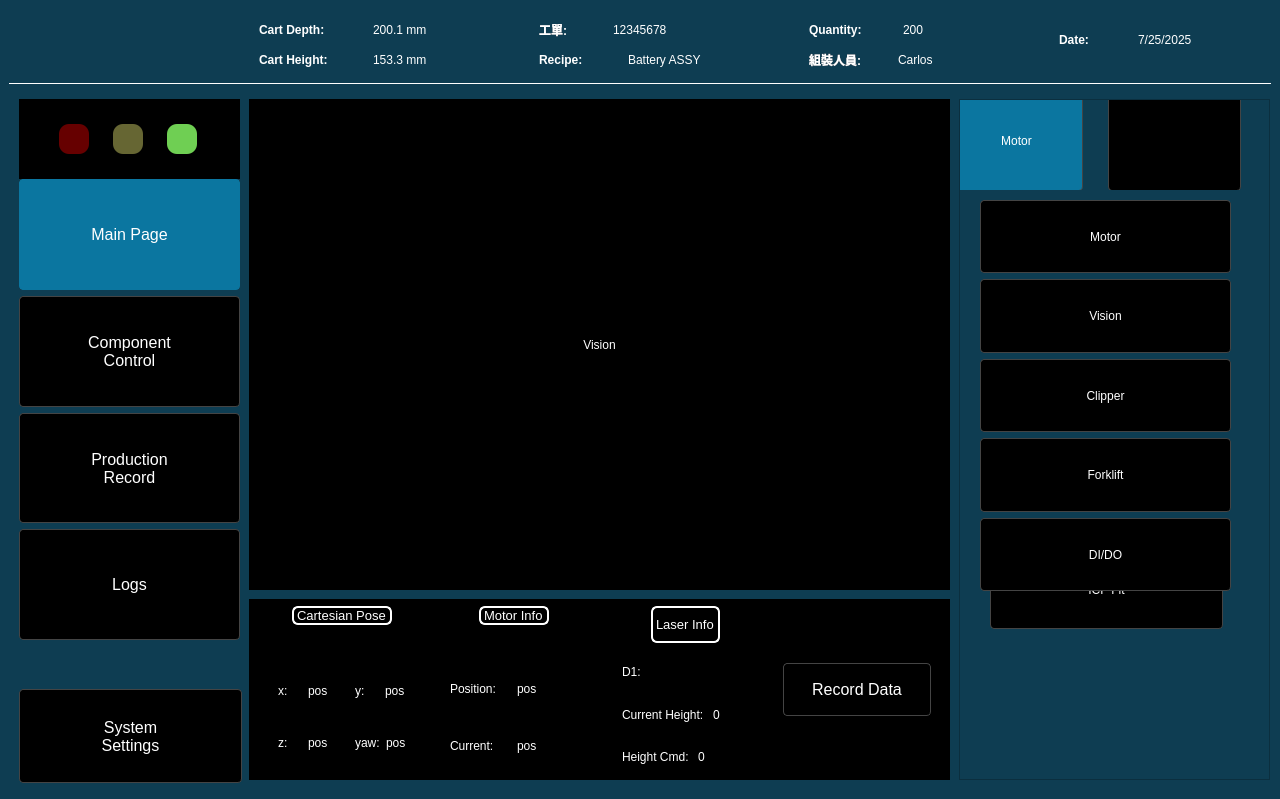
Old version of the form ros2_ws/src/ui_app/ui_app/ui_magic_cube.ui in the repository SpencerSedano/cas-mc.
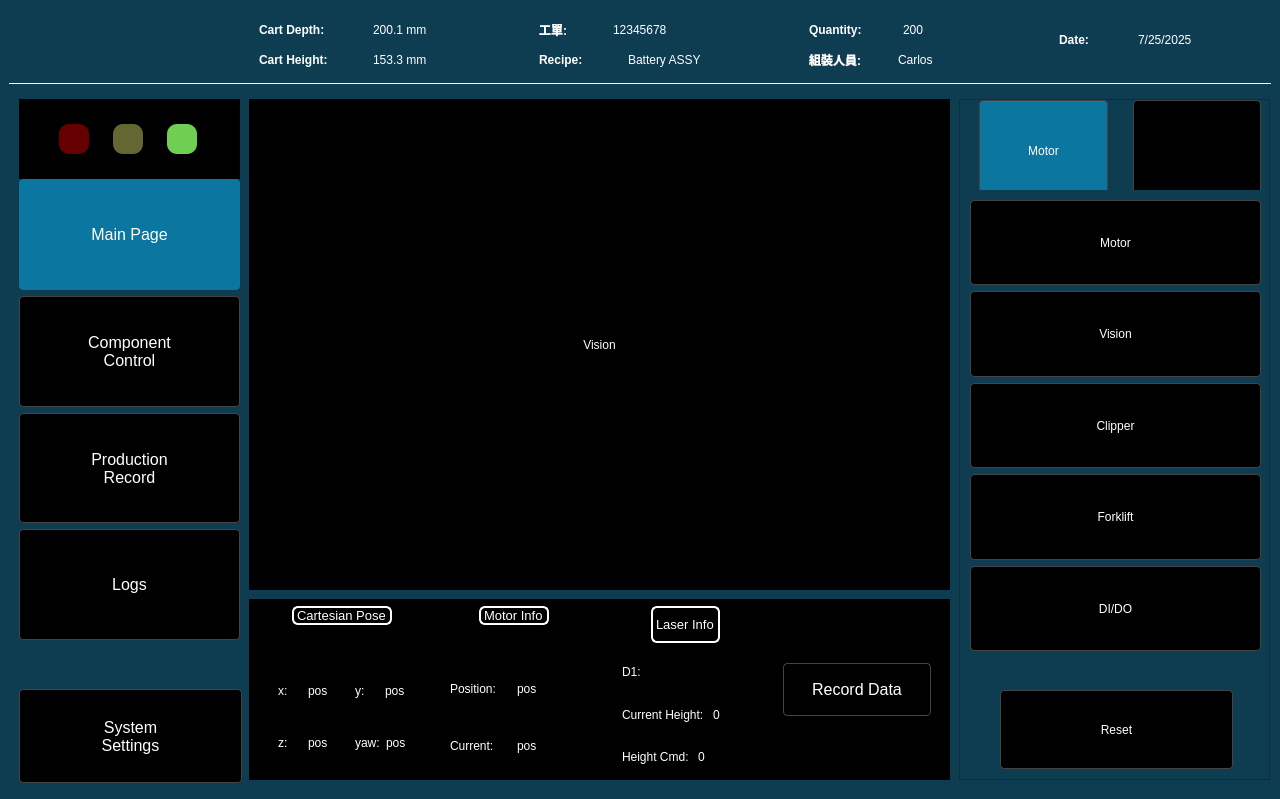
New version of the form. The open tabs and pages were chosen to show the change. Icons and pictures are not drawn.

Patch:
```diff
--- a/ros2_ws/src/ui_app/ui_app/ui_magic_cube.ui
+++ b/ros2_ws/src/ui_app/ui_app/ui_magic_cube.ui
@@ -1954,8 +1954,8 @@
           <widget class="QWidget" name="ComponentControlOptionsWidget" native="true">
            <property name="geometry">
             <rect>
-             <x>-10</x>
-             <y>-10</y>
+             <x>10</x>
+             <y>0</y>
              <width>291</width>
              <height>101</height>
             </rect>
@@ -1964,6 +1964,9 @@
             <property name="spacing">
              <number>25</number>
             </property>
+            <property name="leftMargin">
+             <number>9</number>
+            </property>
             <item>
              <widget class="QPushButton" name="MotorStartedButton">
               <property name="sizePolicy">
@@ -2020,7 +2023,7 @@
              <x>-10</x>
              <y>90</y>
              <width>321</width>
-             <height>581</height>
+             <height>591</height>
             </rect>
            </property>
            <property name="styleSheet">
@@ -2328,8 +2331,8 @@
             <widget class="QPushButton" name="VisionOne">
              <property name="geometry">
               <rect>
-               <x>40</x>
-               <y>150</y>
+               <x>50</x>
+               <y>90</y>
                <width>233</width>
                <height>79</height>
               </rect>
@@ -2356,8 +2359,8 @@
             <widget class="QPushButton" name="VisionTwo">
              <property name="geometry">
               <rect>
-               <x>40</x>
-               <y>260</y>
+               <x>50</x>
+               <y>200</y>
                <width>233</width>
                <height>79</height>
               </rect>
@@ -2384,8 +2387,8 @@
             <widget class="QPushButton" name="VisionThree">
              <property name="geometry">
               <rect>
-               <x>40</x>
-               <y>360</y>
+               <x>50</x>
+               <y>300</y>
                <width>233</width>
                <height>79</height>
               </rect>
@@ -2409,6 +2412,31 @@
               <string notr="true">dete</string>
              </attribute>
             </widget>
+            <widget class="QPushButton" name="VisionReset">
+             <property name="geometry">
+              <rect>
+               <x>50</x>
+               <y>500</y>
+               <width>233</width>
+               <height>79</height>
+              </rect>
+             </property>
+             <property name="sizePolicy">
+              <sizepolicy hsizetype="Minimum" vsizetype="Preferred">
+               <horstretch>0</horstretch>
+               <verstretch>0</verstretch>
+              </sizepolicy>
+             </property>
+             <property name="styleSheet">
+              <string notr="true"/>
+             </property>
+             <property name="text">
+              <string>Reset</string>
+             </property>
+             <property name="checkable">
+              <bool>false</bool>
+             </property>
+            </widget>
            </widget>
            <widget class="QWidget" name="ClipperPage">
             <widget class="QLabel" name="label_6">
@@ -2705,10 +2733,10 @@
           <widget class="QWidget" name="ListOptionsWidget" native="true">
            <property name="geometry">
             <rect>
-             <x>20</x>
+             <x>10</x>
              <y>100</y>
-             <width>251</width>
-             <height>391</height>
+             <width>291</width>
+             <height>451</height>
             </rect>
            </property>
            <property name="sizePolicy">
```
Left out of the diff: 24 changed lines with no effect on the pictures.
